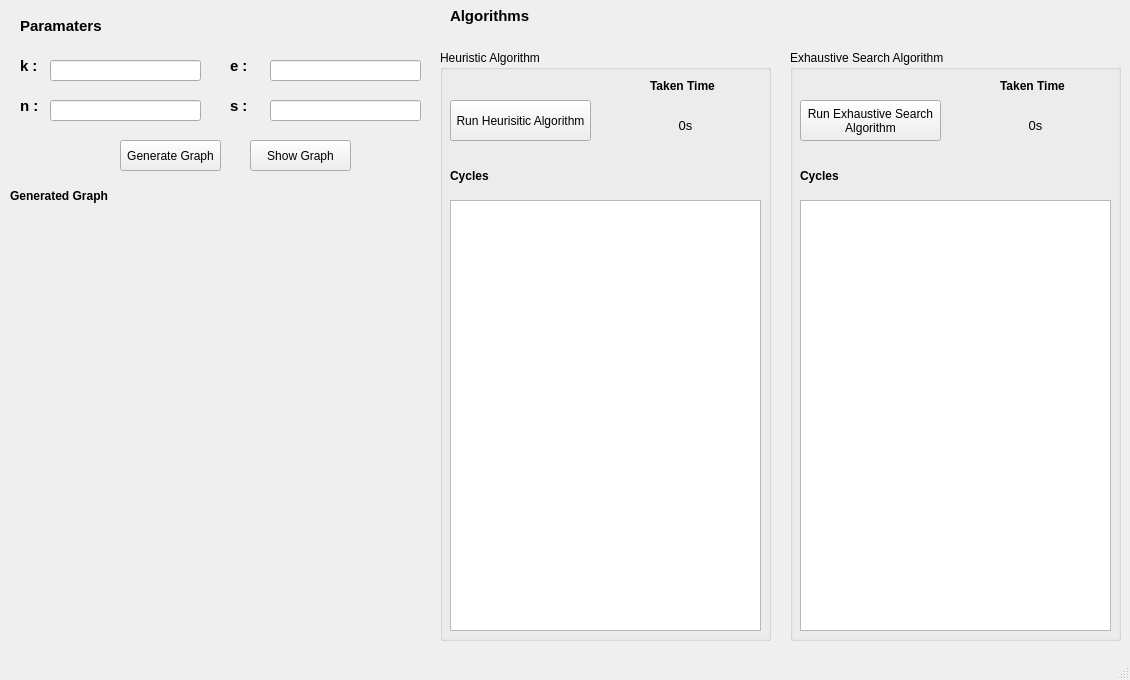
This is gui/Demo.ui in akifkartal03/minimum-k-chinese-postman-problem as Qt 5 draws it before an edit. The edited form follows.
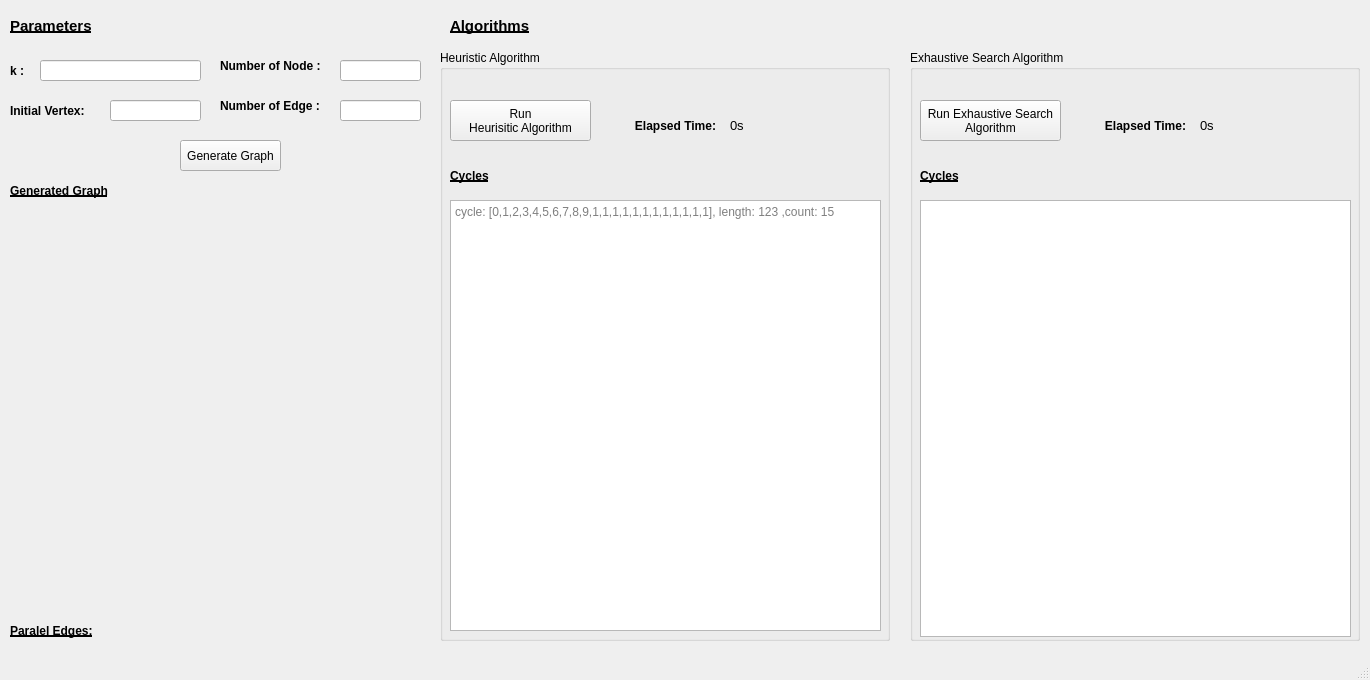
This is the edited form. Icons and pictures are not drawn.

The edit to the form file:
```diff
--- a/gui/Demo.ui
+++ b/gui/Demo.ui
@@ -6,7 +6,7 @@
    <rect>
     <x>0</x>
     <y>0</y>
-    <width>1130</width>
+    <width>1370</width>
     <height>680</height>
    </rect>
   </property>
@@ -27,7 +27,7 @@
    <widget class="QPushButton" name="pushButton">
     <property name="geometry">
      <rect>
-      <x>120</x>
+      <x>180</x>
       <y>140</y>
       <width>101</width>
       <height>31</height>
@@ -37,25 +37,12 @@
      <string>Generate Graph</string>
     </property>
    </widget>
-   <widget class="QPushButton" name="pushButton_2">
+   <widget class="QLineEdit" name="txt_k">
     <property name="geometry">
      <rect>
-      <x>250</x>
-      <y>140</y>
-      <width>101</width>
-      <height>31</height>
-     </rect>
-    </property>
-    <property name="text">
-     <string>Show Graph</string>
-    </property>
-   </widget>
-   <widget class="QLineEdit" name="lineEdit">
-    <property name="geometry">
-     <rect>
-      <x>50</x>
+      <x>40</x>
       <y>60</y>
-      <width>151</width>
+      <width>161</width>
       <height>21</height>
      </rect>
     </property>
@@ -66,7 +53,7 @@
    <widget class="QLabel" name="label">
     <property name="geometry">
      <rect>
-      <x>20</x>
+      <x>10</x>
       <y>10</y>
       <width>91</width>
       <height>31</height>
@@ -77,24 +64,25 @@
       <pointsize>11</pointsize>
       <weight>75</weight>
       <bold>true</bold>
+      <underline>true</underline>
      </font>
     </property>
     <property name="text">
-     <string>Paramaters</string>
+     <string>Parameters</string>
     </property>
    </widget>
    <widget class="QLabel" name="label_2">
     <property name="geometry">
      <rect>
-      <x>20</x>
-      <y>50</y>
-      <width>31</width>
-      <height>31</height>
+      <x>10</x>
+      <y>60</y>
+      <width>21</width>
+      <height>21</height>
      </rect>
     </property>
     <property name="font">
      <font>
-      <pointsize>11</pointsize>
+      <pointsize>9</pointsize>
       <weight>75</weight>
       <bold>true</bold>
      </font>
@@ -106,9 +94,9 @@
    <widget class="QLineEdit" name="lineEdit_2">
     <property name="geometry">
      <rect>
-      <x>50</x>
+      <x>110</x>
       <y>100</y>
-      <width>151</width>
+      <width>91</width>
       <height>21</height>
      </rect>
     </property>
@@ -119,49 +107,49 @@
    <widget class="QLabel" name="label_3">
     <property name="geometry">
      <rect>
-      <x>20</x>
-      <y>90</y>
-      <width>31</width>
-      <height>31</height>
+      <x>10</x>
+      <y>100</y>
+      <width>111</width>
+      <height>21</height>
      </rect>
     </property>
     <property name="font">
      <font>
-      <pointsize>11</pointsize>
+      <pointsize>9</pointsize>
       <weight>75</weight>
       <bold>true</bold>
      </font>
     </property>
     <property name="text">
-     <string>n :</string>
+     <string>Initial Vertex:</string>
     </property>
    </widget>
    <widget class="QLabel" name="label_4">
     <property name="geometry">
      <rect>
-      <x>230</x>
+      <x>220</x>
       <y>90</y>
-      <width>31</width>
+      <width>141</width>
       <height>31</height>
      </rect>
     </property>
     <property name="font">
      <font>
-      <pointsize>11</pointsize>
+      <pointsize>9</pointsize>
       <weight>75</weight>
       <bold>true</bold>
      </font>
     </property>
     <property name="text">
-     <string>s :</string>
+     <string>Number of Edge :</string>
     </property>
    </widget>
    <widget class="QLineEdit" name="lineEdit_3">
     <property name="geometry">
      <rect>
-      <x>270</x>
+      <x>340</x>
       <y>100</y>
-      <width>151</width>
+      <width>81</width>
       <height>21</height>
      </rect>
     </property>
@@ -172,9 +160,9 @@
    <widget class="QLineEdit" name="lineEdit_4">
     <property name="geometry">
      <rect>
-      <x>270</x>
+      <x>340</x>
       <y>60</y>
-      <width>151</width>
+      <width>81</width>
       <height>21</height>
      </rect>
     </property>
@@ -185,28 +173,28 @@
    <widget class="QLabel" name="label_5">
     <property name="geometry">
      <rect>
-      <x>230</x>
+      <x>220</x>
       <y>50</y>
-      <width>31</width>
+      <width>141</width>
       <height>31</height>
      </rect>
     </property>
     <property name="font">
      <font>
-      <pointsize>11</pointsize>
+      <pointsize>9</pointsize>
       <weight>75</weight>
       <bold>true</bold>
      </font>
     </property>
     <property name="text">
-     <string>e :</string>
+     <string>Number of Node :</string>
     </property>
    </widget>
    <widget class="QLabel" name="label_6">
     <property name="geometry">
      <rect>
       <x>450</x>
-      <y>0</y>
+      <y>10</y>
       <width>91</width>
       <height>31</height>
      </rect>
@@ -216,6 +204,7 @@
       <pointsize>11</pointsize>
       <weight>75</weight>
       <bold>true</bold>
+      <underline>true</underline>
      </font>
     </property>
     <property name="text">
@@ -226,8 +215,8 @@
     <property name="geometry">
      <rect>
       <x>10</x>
-      <y>220</y>
-      <width>411</width>
+      <y>210</y>
+      <width>405</width>
       <height>411</height>
      </rect>
     </property>
@@ -240,7 +229,7 @@
      <rect>
       <x>440</x>
       <y>50</y>
-      <width>331</width>
+      <width>450</width>
       <height>591</height>
      </rect>
     </property>
@@ -264,7 +253,8 @@
       </rect>
      </property>
      <property name="text">
-      <string>Run Heurisitic Algorithm</string>
+      <string>Run 
+Heurisitic Algorithm</string>
      </property>
     </widget>
     <widget class="QTextEdit" name="textEdit">
@@ -275,13 +265,16 @@
       <rect>
        <x>10</x>
        <y>150</y>
-       <width>311</width>
+       <width>431</width>
        <height>431</height>
       </rect>
      </property>
      <property name="readOnly">
       <bool>true</bool>
      </property>
+     <property name="placeholderText">
+      <string>cycle: [0,1,2,3,4,5,6,7,8,9,1,1,1,1,1,1,1,1,1,1,1,1], length: 123 ,count: 15</string>
+     </property>
     </widget>
     <widget class="QLabel" name="label_8">
      <property name="geometry">
@@ -297,6 +290,7 @@
        <pointsize>9</pointsize>
        <weight>75</weight>
        <bold>true</bold>
+       <underline>true</underline>
       </font>
      </property>
      <property name="text">
@@ -306,8 +300,8 @@
     <widget class="QLabel" name="label_10">
      <property name="geometry">
       <rect>
-       <x>210</x>
-       <y>20</y>
+       <x>190</x>
+       <y>60</y>
        <width>91</width>
        <height>31</height>
       </rect>
@@ -317,18 +311,22 @@
        <pointsize>9</pointsize>
        <weight>75</weight>
        <bold>true</bold>
+       <underline>false</underline>
       </font>
      </property>
      <property name="text">
-      <string>Taken Time</string>
+      <string>Elapsed Time:</string>
+     </property>
+     <property name="alignment">
+      <set>Qt::AlignCenter</set>
      </property>
     </widget>
     <widget class="QLabel" name="label_12">
      <property name="geometry">
       <rect>
-       <x>200</x>
+       <x>290</x>
        <y>60</y>
-       <width>91</width>
+       <width>151</width>
        <height>31</height>
       </rect>
      </property>
@@ -343,16 +341,16 @@
       <string>0s</string>
      </property>
      <property name="alignment">
-      <set>Qt::AlignCenter</set>
+      <set>Qt::AlignLeading|Qt::AlignLeft|Qt::AlignVCenter</set>
      </property>
     </widget>
    </widget>
    <widget class="QGroupBox" name="groupBox_2">
     <property name="geometry">
      <rect>
-      <x>790</x>
+      <x>910</x>
       <y>50</y>
-      <width>331</width>
+      <width>450</width>
       <height>591</height>
      </rect>
     </property>
@@ -385,8 +383,8 @@
       <rect>
        <x>10</x>
        <y>150</y>
-       <width>311</width>
-       <height>431</height>
+       <width>431</width>
+       <height>437</height>
       </rect>
      </property>
      <property name="readOnly">
@@ -407,6 +405,7 @@
        <pointsize>9</pointsize>
        <weight>75</weight>
        <bold>true</bold>
+       <underline>true</underline>
       </font>
      </property>
      <property name="text">
@@ -416,8 +415,8 @@
     <widget class="QLabel" name="label_11">
      <property name="geometry">
       <rect>
-       <x>210</x>
-       <y>20</y>
+       <x>190</x>
+       <y>60</y>
        <width>91</width>
        <height>31</height>
       </rect>
@@ -427,18 +426,22 @@
        <pointsize>9</pointsize>
        <weight>75</weight>
        <bold>true</bold>
+       <underline>false</underline>
       </font>
      </property>
      <property name="text">
-      <string>Taken Time</string>
+      <string>Elapsed Time:</string>
+     </property>
+     <property name="alignment">
+      <set>Qt::AlignCenter</set>
      </property>
     </widget>
     <widget class="QLabel" name="label_13">
      <property name="geometry">
       <rect>
-       <x>200</x>
+       <x>290</x>
        <y>60</y>
-       <width>91</width>
+       <width>151</width>
        <height>31</height>
       </rect>
      </property>
@@ -453,7 +456,7 @@
       <string>0s</string>
      </property>
      <property name="alignment">
-      <set>Qt::AlignCenter</set>
+      <set>Qt::AlignLeading|Qt::AlignLeft|Qt::AlignVCenter</set>
      </property>
     </widget>
    </widget>
@@ -463,7 +466,7 @@
       <x>10</x>
       <y>180</y>
       <width>121</width>
-      <height>31</height>
+      <height>21</height>
      </rect>
     </property>
     <property name="font">
@@ -471,12 +474,54 @@
       <pointsize>9</pointsize>
       <weight>75</weight>
       <bold>true</bold>
+      <underline>true</underline>
      </font>
     </property>
     <property name="text">
      <string>Generated Graph</string>
     </property>
    </widget>
+   <widget class="QLabel" name="label_15">
+    <property name="geometry">
+     <rect>
+      <x>10</x>
+      <y>620</y>
+      <width>91</width>
+      <height>21</height>
+     </rect>
+    </property>
+    <property name="font">
+     <font>
+      <pointsize>9</pointsize>
+      <weight>75</weight>
+      <bold>true</bold>
+      <underline>true</underline>
+     </font>
+    </property>
+    <property name="text">
+     <string>Paralel Edges:</string>
+    </property>
+   </widget>
+   <widget class="QLabel" name="paralel_edges">
+    <property name="geometry">
+     <rect>
+      <x>100</x>
+      <y>621</y>
+      <width>331</width>
+      <height>21</height>
+     </rect>
+    </property>
+    <property name="font">
+     <font>
+      <pointsize>9</pointsize>
+      <weight>50</weight>
+      <bold>false</bold>
+     </font>
+    </property>
+    <property name="text">
+     <string/>
+    </property>
+   </widget>
   </widget>
   <widget class="QMenuBar" name="menubar">
    <property name="geometry">
```
Left out of the diff: 30 changed lines with no effect on the pictures.
